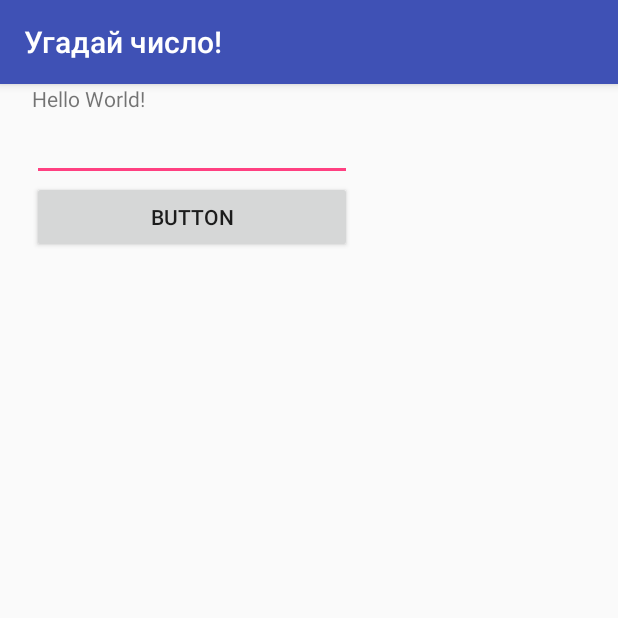
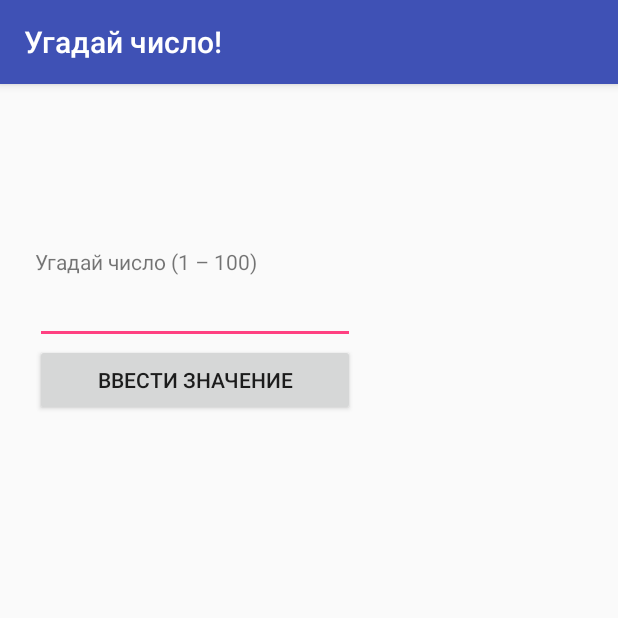
Before and after one commit to AnnGabr/Mobile, an Android app: the screen it shows after launch (MainActivity), on a phone screen of 412 x 824 dp, the top half of it. Run offline under Robolectric (Android 15) with nearby library versions, the phone set to English and light mode, and no system bars.

Commit message:
views added on activity

```diff
--- a/lab_2_guess_number/src/main/java/anngabr/androidlabs/MainActivity.java
+++ b/lab_2_guess_number/src/main/java/anngabr/androidlabs/MainActivity.java
@@ -2,6 +2,7 @@ package anngabr.androidlabs;
 
 import android.support.v7.app.AppCompatActivity;
 import android.os.Bundle;
+import android.widget.*;
 
 public class MainActivity extends AppCompatActivity {
 
--- a/lab_2_guess_number/src/main/res/layout/activity_main.xml
+++ b/lab_2_guess_number/src/main/res/layout/activity_main.xml
@@ -6,23 +6,29 @@
     android:layout_height="match_parent" tools:context="anngabr.androidlabs.MainActivity">
 
     <TableLayout
-        android:layout_width="370dp"
-        android:layout_height="499dp"
-        tools:layout_editor_absoluteY="4dp"
+        android:layout_width="365dp"
+        android:layout_height="500dp"
+        android:layout_marginBottom="8dp"
         android:layout_marginLeft="8dp"
+        android:layout_marginRight="8dp"
+        android:layout_marginTop="8dp"
+        android:orientation="horizontal"
+        app:layout_constraintBottom_toBottomOf="parent"
+        app:layout_constraintHorizontal_bias="0.5"
         app:layout_constraintLeft_toLeftOf="parent"
-        android:layout_marginRight="8dp"
-        app:layout_constraintRight_toRightOf="parent">
+        app:layout_constraintRight_toRightOf="parent"
+        app:layout_constraintTop_toTopOf="parent"
+        app:layout_constraintVertical_bias="0.4">
 
         <TableRow
             android:layout_width="match_parent"
-            android:layout_height="match_parent" >
+            android:layout_height="match_parent">
 
             <TextView
                 android:id="@+id/textView"
                 android:layout_width="wrap_content"
                 android:layout_height="wrap_content"
-                android:text="Hello World!"
+                android:text="@string/try_to_guess"
                 app:layout_constraintBottom_toBottomOf="parent"
                 app:layout_constraintLeft_toLeftOf="parent"
                 app:layout_constraintRight_toRightOf="parent"
@@ -31,25 +37,26 @@
 
         <TableRow
             android:layout_width="match_parent"
-            android:layout_height="match_parent" >
+            android:layout_height="match_parent">
 
             <EditText
                 android:id="@+id/editText"
                 android:layout_width="wrap_content"
                 android:layout_height="wrap_content"
                 android:ems="10"
-                android:inputType="numberDecimal" />
+                android:inputType="numberDecimal"
+                tools:ignore="LabelFor" />
         </TableRow>
 
         <TableRow
             android:layout_width="match_parent"
-            android:layout_height="match_parent" >
+            android:layout_height="match_parent">
 
             <Button
                 android:id="@+id/button"
                 android:layout_width="wrap_content"
                 android:layout_height="wrap_content"
-                android:text="Button" />
+                android:text="@string/input_value" />
         </TableRow>
 
     </TableLayout>
```
